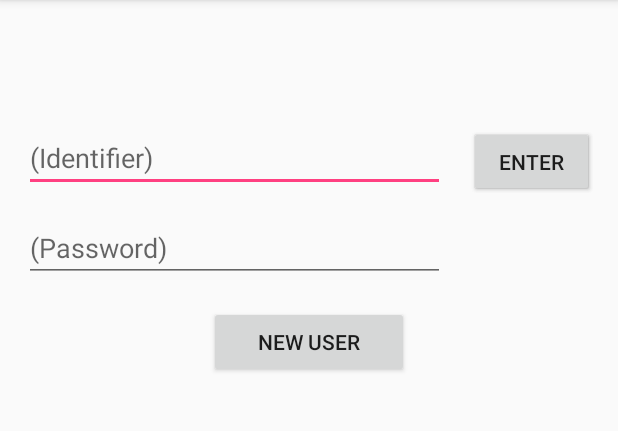
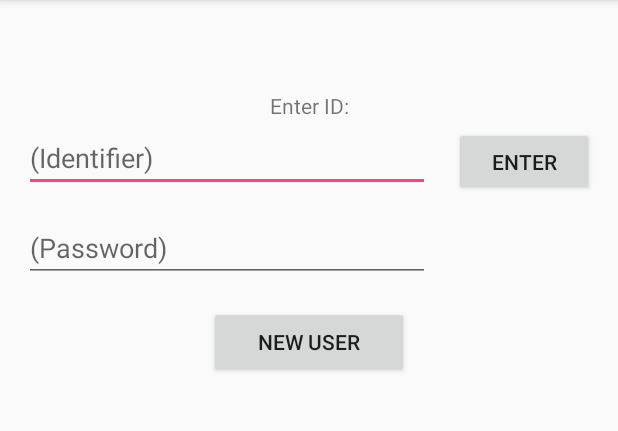
Before and after one commit to PootieT/DiaBeatDis_android, an Android app: the screen it shows after launch (MainActivity), on a phone screen of 412 x 824 dp, the part 84-515 px from its top. Run offline under Robolectric (Android 15) with nearby library versions, the phone set to English and light mode, and no system bars.

```diff
--- a/app/src/main/res/layout/activity_main.xml
+++ b/app/src/main/res/layout/activity_main.xml
@@ -7,7 +7,7 @@
     tools:context="com.example.peter.diabeatdis_android.MainActivity">
 
     <EditText
-        android:id="@+id/editText"
+        android:id="@+id/editText_log_in_ID"
         android:layout_width="0dp"
         android:layout_height="44dp"
         android:layout_marginStart="16dp"
@@ -22,7 +22,7 @@
 
 
     <EditText
-        android:id="@+id/editText2"
+        android:id="@+id/editText_log_in_password"
         android:layout_width="0dp"
         android:layout_height="44dp"
         android:layout_marginEnd="16dp"
@@ -30,35 +30,23 @@
         android:layout_marginTop="144dp"
         android:ems="10"
         android:hint="@string/hint_password"
-        android:inputType="number"
-        app:layout_constraintEnd_toStartOf="@+id/button2"
-        app:layout_constraintHorizontal_bias="0.0"
+        android:inputType="textPassword|number"
+        app:layout_constraintEnd_toStartOf="@+id/button"
         app:layout_constraintStart_toStartOf="parent"
         app:layout_constraintTop_toTopOf="parent" />
 
     <Button
-        android:id="@+id/button2"
-        android:layout_width="83dp"
-        android:layout_height="47dp"
+        android:id="@+id/button"
+        android:layout_width="93dp"
+        android:layout_height="46dp"
         android:layout_marginEnd="16dp"
         android:layout_marginStart="16dp"
+        android:onClick="userSignIn"
         android:text="@string/button_enter_id"
-        app:layout_constraintBaseline_toBaselineOf="@+id/editText"
+        app:layout_constraintBaseline_toBaselineOf="@+id/editText_log_in_ID"
         app:layout_constraintEnd_toEndOf="parent"
         app:layout_constraintHorizontal_bias="0.5"
-        app:layout_constraintStart_toEndOf="@+id/editText" />
-
-    <Button
-        android:id="@+id/button"
-        android:layout_width="83dp"
-        android:layout_height="47dp"
-        android:layout_marginEnd="16dp"
-        android:layout_marginStart="16dp"
-        android:text="@string/button_enter_id"
-        app:layout_constraintBaseline_toBaselineOf="@+id/editText"
-        app:layout_constraintEnd_toEndOf="parent"
-        app:layout_constraintHorizontal_bias="0.5"
-        app:layout_constraintStart_toEndOf="@+id/editText" />
+        app:layout_constraintStart_toEndOf="@+id/editText_log_in_ID" />
 
     <Button
         android:id="@+id/button3"
@@ -70,5 +58,16 @@
         app:layout_constraintEnd_toEndOf="parent"
         app:layout_constraintHorizontal_bias="0.501"
         app:layout_constraintStart_toStartOf="parent"
-        app:layout_constraintTop_toBottomOf="@+id/editText2" />
+        app:layout_constraintTop_toBottomOf="@+id/editText_log_in_password" />
+
+    <TextView
+        android:id="@+id/textView_log_in_error"
+        android:layout_width="wrap_content"
+        android:layout_height="wrap_content"
+        android:layout_marginBottom="4dp"
+        android:text="@string/string_enter_id"
+        app:layout_constraintBottom_toTopOf="@+id/editText_log_in_ID"
+        app:layout_constraintEnd_toEndOf="parent"
+        app:layout_constraintHorizontal_bias="0.5"
+        app:layout_constraintStart_toStartOf="parent" />
 </android.support.constraint.ConstraintLayout>
```
Also changed, not shown: app/src/main/java/com/example/peter/diabeatdis_android/MainActivity.java (+88 -0 lines), app/src/main/java/com/example/peter/diabeatdis_android/UserRegistrationActivity.java (+11 -1 lines), app/src/main/res/layout/activity_user_registration.xml (+9 -9 lines).
